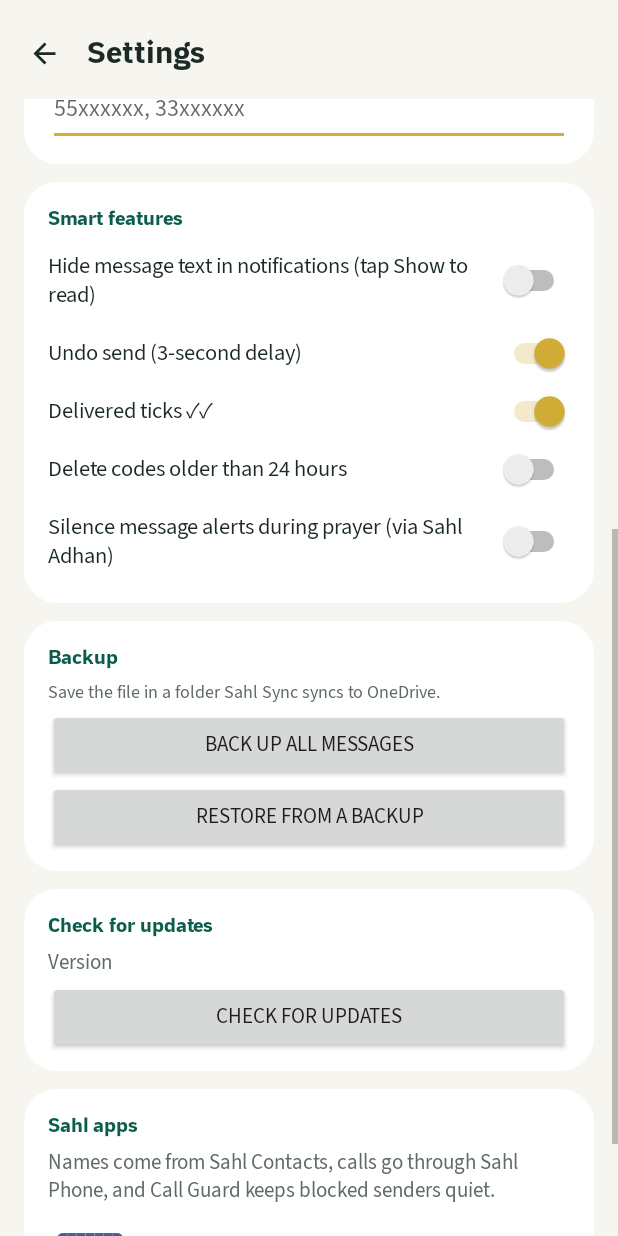
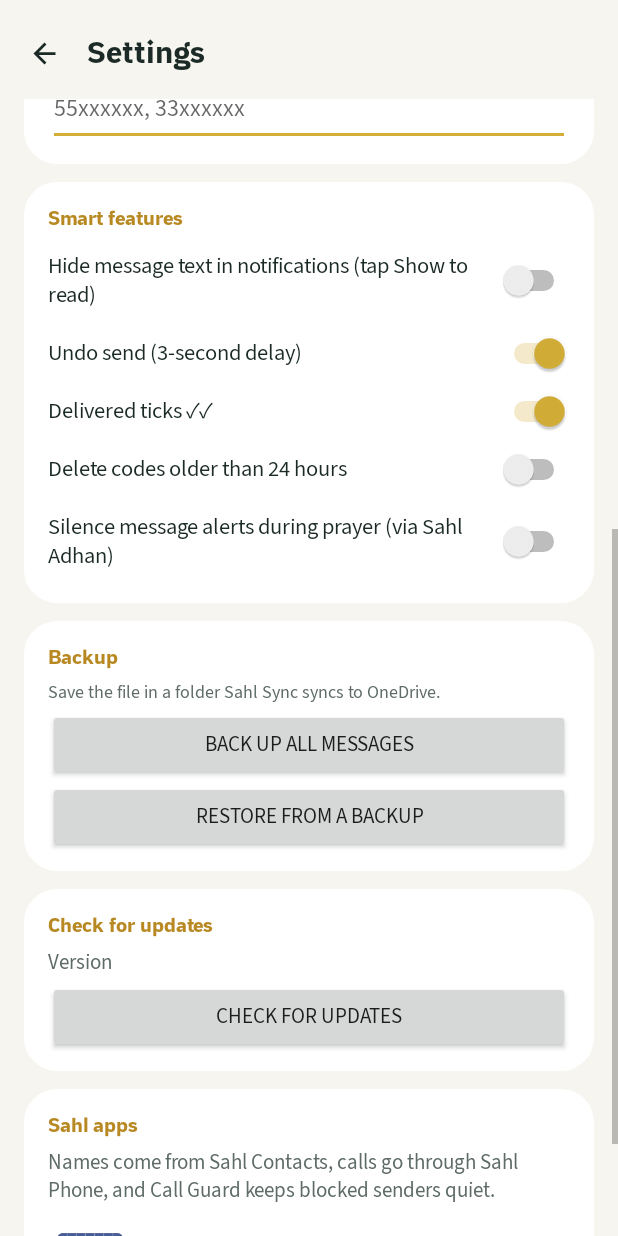
Before and after one commit to AliSherif1309/SahlMessages, an Android app: the SettingsActivity screen opened directly, with no data from a screen before it, scrolled down 530 dp, on a phone screen of 412 x 824 dp. Run offline under Robolectric (Android 15) with nearby library versions, the phone set to English and light mode, and no system bars.

Commit message:
feat: apply unified Sahl brand system (Gold headers, Settings theme, naming, Union strip)

```diff
--- a/app/src/main/java/com/sahl/messages/SettingsActivity.kt
+++ b/app/src/main/java/com/sahl/messages/SettingsActivity.kt
@@ -94,7 +94,8 @@ class SettingsActivity : SahlActivity() {
             orientation = LinearLayout.VERTICAL; background = round(col(R.color.card), 22f)
             setPadding(px(16), px(12), px(16), px(12))
         }
-        c.addView(text(getString(title), 13f, col(R.color.emerald), true))
+        val goldHdr = if ((resources.configuration.uiMode and android.content.res.Configuration.UI_MODE_NIGHT_MASK) == android.content.res.Configuration.UI_MODE_NIGHT_YES) 0xFFF5C84C.toInt() else 0xFFB88922.toInt()
+        c.addView(text(getString(title), 13f, goldHdr, true))
         body.addView(c, LinearLayout.LayoutParams(-1, -2).apply { topMargin = px(12) })
         return c
     }
```
